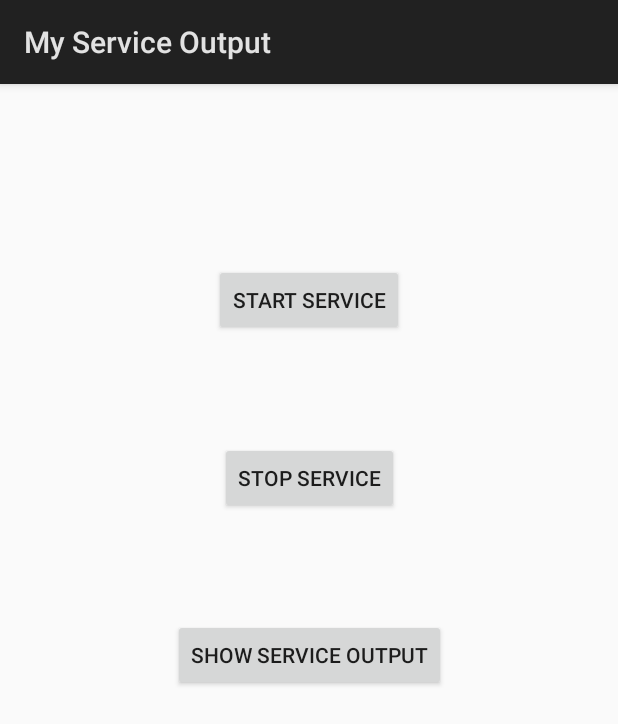
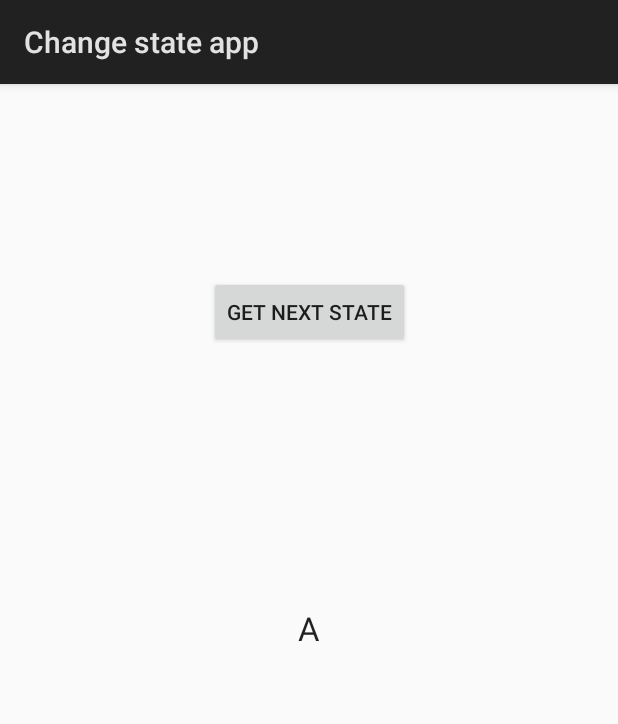
Before and after one commit to vl-brain/android_learning, an Android app: the screen it shows after launch (MainActivity), on a phone screen of 412 x 824 dp. Shown: the top 724 px of the screen. Run offline under Robolectric (Android 15) with nearby library versions, the phone set to English and light mode, and no system bars.

Commit message:
Task4. On button click send intent to Intent Service. Intent service change state and send broadcast intent. Activity subscribed on intent, which update textView state.

```diff
--- /dev/null
+++ b/app/src/main/java/com/example/vl/app/activity/MainActivity.java
@@ -0,0 +1,73 @@
+package com.example.vl.app.activity;
+
+import android.app.Activity;
+import android.content.Intent;
+import android.content.IntentFilter;
+import android.os.Bundle;
+import android.view.View;
+import android.widget.Button;
+import android.widget.TextView;
+import com.example.vl.app.*;
+import com.example.vl.app.base.State;
+import com.example.vl.app.base.StateManager;
+import com.example.vl.app.broadcast.receiver.StateBroadcastReceiver;
+import com.example.vl.app.broadcast.receiver.base.StateChangedCallback;
+import com.example.vl.app.service.StateService;
+
+public class MainActivity extends Activity implements View.OnClickListener {
+    private Button nextStateButton;
+    private TextView currentStateTextView;
+    private StateBroadcastReceiver stateBroadcastReceiver;
+    private IntentFilter stateIntentFilter;
+    private StateManager stateManager;
+
+    @Override
+    protected void onCreate(Bundle savedInstanceState) {
+        super.onCreate(savedInstanceState);
+        setContentView(R.layout.activity_main);
+        nextStateButton = findViewById(R.id.next_state_button);
+        nextStateButton.setOnClickListener(this);
+        currentStateTextView = findViewById(R.id.current_state_text_view);
+        stateBroadcastReceiver = new StateBroadcastReceiver(new StateChangedCallbackImpl());
+        stateIntentFilter = new IntentFilter(StateService.STATE_CHANGED_ACTION);
+        stateManager = StateManager.getInstance();
+    }
+
+    @Override
+    protected void onResume() {
+        super.onResume();
+        updateTextView(stateManager.getState());
+        registerReceiver(stateBroadcastReceiver, stateIntentFilter,
+                StateService.BROADCAST_STATE_CHANGED_PERMISSION, null);
+    }
+
+    @Override
+    protected void onPause() {
+        super.onPause();
+        unregisterReceiver(stateBroadcastReceiver);
+    }
+
+    @Override
+    public void onClick(View v) {
+        switch (v.getId()) {
+            case R.id.next_state_button:
+                final Intent intent = new Intent(this, StateService.class);
+                intent.setAction(StateService.SET_NEXT_STATE_ACTION);
+                startService(intent);
+                break;
+        }
+    }
+
+    private void updateTextView(State newState) {
+        currentStateTextView.setText(newState.name());
+    }
+
+    private class StateChangedCallbackImpl implements StateChangedCallback {
+
+        @Override
+        public void onStateUpdate(State newState) {
+            updateTextView(newState);
+        }
+    }
+
+}
--- /dev/null
+++ b/app/src/main/java/com/example/vl/app/base/State.java
@@ -0,0 +1,10 @@
+package com.example.vl.app.base;
+
+public enum State {
+    A,
+    B,
+    C,
+    D,
+    E
+
+}
--- /dev/null
+++ b/app/src/main/java/com/example/vl/app/base/StateManager.java
@@ -0,0 +1,30 @@
+package com.example.vl.app.base;
+
+
+public class StateManager {
+    private State state;
+
+    private static class StateManagerHolder {
+        private static final StateManager INSTANCE = new StateManager();
+    }
+
+    private StateManager() {
+        this(State.A);
+    }
+
+    private StateManager(State state) {
+        this.state = state;
+    }
+
+    public static StateManager getInstance() {
+        return StateManagerHolder.INSTANCE;
+    }
+
+    public State getState() {
+        return state;
+    }
+
+    public void setState(State state) {
+        this.state = state;
+    }
+}
--- /dev/null
+++ b/app/src/main/java/com/example/vl/app/broadcast/receiver/StateBroadcastReceiver.java
@@ -0,0 +1,29 @@
+package com.example.vl.app.broadcast.receiver;
+
+import android.content.BroadcastReceiver;
+import android.content.Context;
+import android.content.Intent;
+import com.example.vl.app.base.State;
+import com.example.vl.app.broadcast.receiver.base.StateChangedCallback;
+import com.example.vl.app.service.StateService;
+
+public class StateBroadcastReceiver extends BroadcastReceiver {
+    private StateChangedCallback stateChangedCallback;
+
+    public StateBroadcastReceiver(StateChangedCallback stateChangedCallback) {
+        this.stateChangedCallback = stateChangedCallback;
+    }
+
+    @Override
+    public void onReceive(Context context, Intent intent) {
+        final String action = intent.getAction();
+        if (action == null)
+            return;
+        switch (action) {
+            case StateService.STATE_CHANGED_ACTION:
+                final String currentState = intent.getStringExtra(StateService.CURRENT_STATE_EXTRA);
+                stateChangedCallback.onStateUpdate(State.valueOf(currentState));
+                break;
+        }
+    }
+}
--- /dev/null
+++ b/app/src/main/java/com/example/vl/app/broadcast/receiver/base/StateChangedCallback.java
@@ -0,0 +1,7 @@
+package com.example.vl.app.broadcast.receiver.base;
+
+import com.example.vl.app.base.State;
+
+public interface StateChangedCallback {
+    void onStateUpdate(State newState);
+}
--- a/app/src/main/java/com/example/vl/myservice/MainActivity.java
+++ /dev/null
@@ -1,61 +0,0 @@
-package com.example.vl.myservice;
-
-import android.app.Activity;
-import android.content.Intent;
-import android.os.Bundle;
-import android.view.View;
-import android.widget.Button;
-import android.widget.Toast;
-
-public class MainActivity extends Activity implements View.OnClickListener {
-    private Button startServiceButton;
-    private Button stopServiceButton;
-    private Button showServiceOutputButton;
-
-    @Override
-    protected void onCreate(Bundle savedInstanceState) {
-        super.onCreate(savedInstanceState);
-        setContentView(R.layout.activity_main);
-        startServiceButton = findViewById(R.id.start_service_button);
-        startServiceButton.setOnClickListener(this);
-        stopServiceButton = findViewById(R.id.stop_service_button);
-        stopServiceButton.setOnClickListener(this);
-        showServiceOutputButton = findViewById(R.id.show_service_output_button);
-        showServiceOutputButton.setOnClickListener(this);
-    }
-
-    @Override
-    protected void onDestroy() {
-        super.onDestroy();
-        stopMyService();
-    }
-
-    @Override
-    public void onClick(View v) {
-        switch (v.getId()) {
-            case R.id.start_service_button:
-                startMyService();
-                break;
-            case R.id.stop_service_button:
-                stopMyService();
-                break;
-            case R.id.show_service_output_button:
-                final Intent intent = new Intent(this, ServiceOutputActivity.class);
-                startActivity(intent);
-                break;
-        }
-    }
-
-    private void startMyService() {
-        final Intent intent = new Intent(this, MyService.class);
-        startService(intent);
-        Toast.makeText(this, "Service started", Toast.LENGTH_SHORT).show();
-    }
-
-    private void stopMyService() {
-        final Intent intent = new Intent(this, MyService.class);
-        final boolean serviceStopped = stopService(intent);
-        final String message = serviceStopped ? "Service stopped" : "Service not started yet";
-        Toast.makeText(this, message, Toast.LENGTH_SHORT).show();
-    }
-}
--- a/app/src/main/res/layout/activity_main.xml
+++ b/app/src/main/res/layout/activity_main.xml
@@ -5,33 +5,28 @@
         xmlns:app="http://schemas.android.com/apk/res-auto"
         android:layout_width="match_parent"
         android:layout_height="match_parent"
-        tools:context=".MainActivity">
+        tools:context=".activity.MainActivity">
 
     <Button
-            android:text="@string/button_start_service_label"
+            android:text="@string/button_set_new_state_label"
             android:layout_width="wrap_content"
             android:layout_height="wrap_content"
-            android:id="@+id/start_service_button" android:layout_marginTop="120dp"
-            app:layout_constraintTop_toTopOf="parent" app:layout_constraintStart_toStartOf="parent"
-            android:layout_marginStart="8dp" app:layout_constraintEnd_toEndOf="parent" android:layout_marginEnd="8dp"/>
-    <Button
-            android:text="@string/button_stop_service_label"
+            android:id="@+id/next_state_button"
+            app:layout_constraintStart_toStartOf="parent"
+            android:layout_marginStart="8dp" app:layout_constraintEnd_toEndOf="parent" android:layout_marginEnd="8dp"
+            app:layout_constraintTop_toTopOf="parent" android:layout_marginTop="128dp"
+    />
+    <TextView
+            android:text=""
+            android:textAppearance="@android:style/TextAppearance.Large"
             android:layout_width="wrap_content"
             android:layout_height="wrap_content"
-            android:id="@+id/stop_service_button" android:layout_marginTop="8dp"
-            app:layout_constraintTop_toBottomOf="@+id/start_service_button" android:layout_marginBottom="8dp"
-            app:layout_constraintBottom_toTopOf="@+id/show_service_output_button"
-            app:layout_constraintStart_toStartOf="parent" android:layout_marginStart="8dp"
-            app:layout_constraintEnd_toEndOf="parent" android:layout_marginEnd="8dp"/>
-    <Button
-            android:text="@string/button_show_service_output_label"
-            android:layout_width="wrap_content"
-            android:layout_height="wrap_content"
-            android:id="@+id/show_service_output_button" android:layout_marginTop="8dp"
-            app:layout_constraintTop_toBottomOf="@+id/start_service_button"
-            app:layout_constraintBottom_toBottomOf="parent"
-            android:layout_marginBottom="8dp" app:layout_constraintVertical_bias="0.337"
-            app:layout_constraintStart_toStartOf="parent" android:layout_marginStart="8dp"
-            app:layout_constraintEnd_toEndOf="parent" android:layout_marginEnd="8dp"/>
+            android:id="@+id/current_state_text_view" android:layout_marginTop="8dp"
+            app:layout_constraintTop_toBottomOf="@+id/next_state_button" app:layout_constraintBottom_toBottomOf="parent"
+            android:layout_marginBottom="8dp" app:layout_constraintStart_toStartOf="parent"
+            android:layout_marginStart="8dp" app:layout_constraintEnd_toEndOf="parent" android:layout_marginEnd="8dp"
+            app:layout_constraintVertical_bias="0.3"
+            tools:text="Current state"
+            tools:textAppearance="@android:style/TextAppearance.Large"/>
 
 </android.support.constraint.ConstraintLayout>
--- a/app/src/main/res/values/strings.xml
+++ b/app/src/main/res/values/strings.xml
@@ -1,7 +1,4 @@
 <resources>
-    <string name="app_name">My Service Output</string>
-    <string name="button_start_service_label">Start service</string>
-    <string name="button_show_service_output_label">Show service output</string>
-    <string name="back_button_label">Back</string>
-    <string name="button_stop_service_label">Stop service</string>
+    <string name="app_name">Change state app</string>
+    <string name="button_set_new_state_label">Get next state</string>
 </resources>
```
Also changed, not shown: app/src/main/AndroidManifest.xml (+5 -6 lines), app/src/main/java/com/example/vl/app/service/StateService.java (added, +55 -0 lines), app/src/main/java/com/example/vl/myservice/MyService.java (deleted, +0 -111 lines), app/src/main/java/com/example/vl/myservice/ServiceOutputActivity.java (deleted, +0 -116 lines), app/src/main/res/layout/activity_service_output.xml (deleted, +0 -28 lines), 5 other files.
